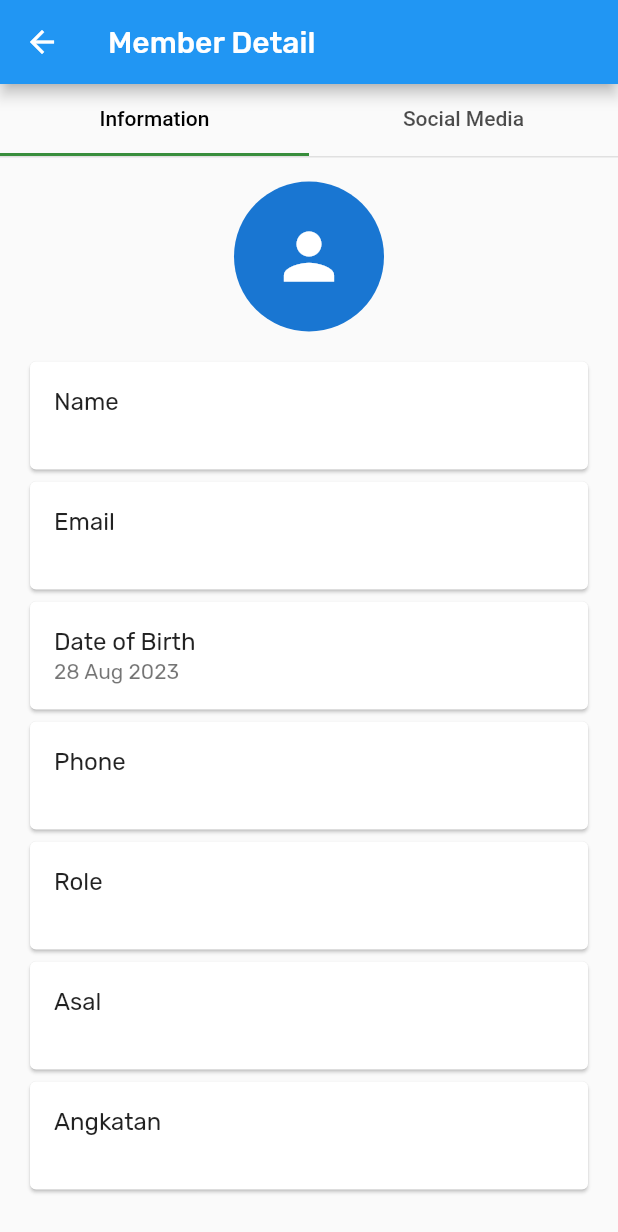
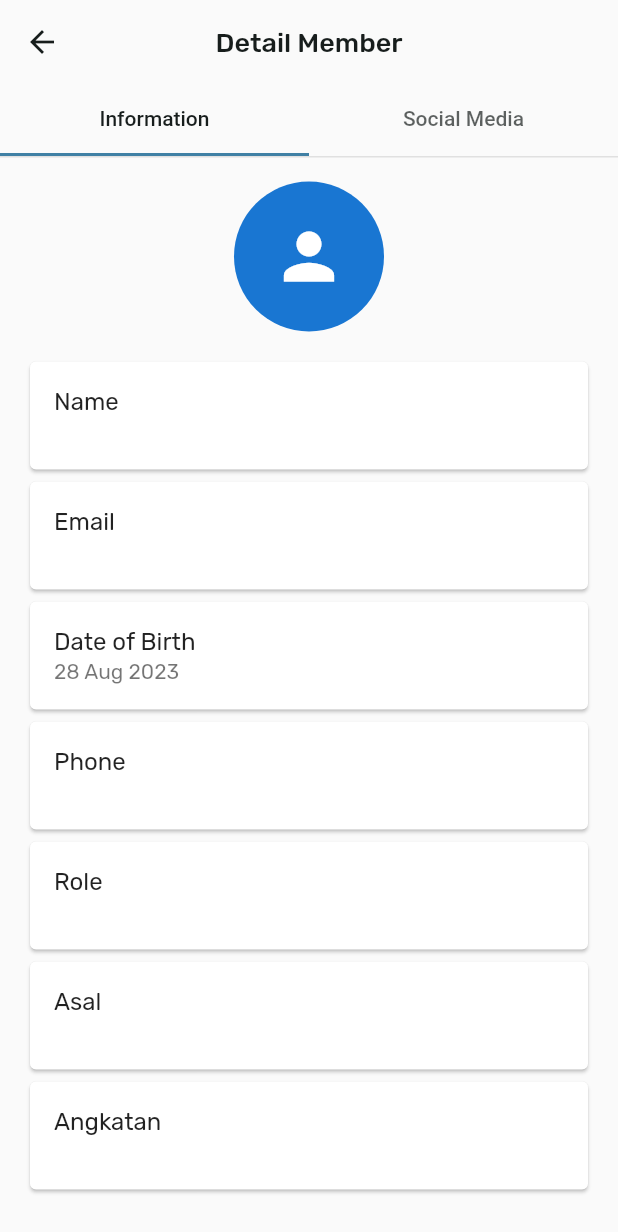
Before and after one commit to adambadruzz/mocap, a Flutter app: the DetailMemberView screen opened directly with empty values, on a phone screen of 412 x 824 dp. Shown: the top 1232 px of the screen. Run offline on Flutter 3.47's test engine with Material 2 defaults, Android fonts, the light colour scheme and no system bars; our stand-ins replace bottom_navy_bar, cached_network_image, cloud_firestore, dotted_border, firebase_auth, firebase_core and 6 more; accounts and stored records are empty; network calls fail.

Commit message:
Update member view

```diff
--- a/lib/constants.dart
+++ b/lib/constants.dart
@@ -8,7 +8,8 @@ const lightBlack = Color(0xFF666969);
 const extraDarkGreen = Color(0xFF245E56);
 const redDanger = Color(0xFFC75A4C);
 const extraLightGrey = Color(0xFFF6F6F6);
-const lightGreen = Color(0xFFFEDFCF5);
+const lightGreen = Color(0xFFEDFCF5);
+const lightGrey = Color(0xFFF6F6F6);
 
 // NEW FROM FIGMA
 // Color
--- /dev/null
+++ b/lib/global_widgets/app_bar.dart
@@ -0,0 +1,12 @@
+import 'package:flutter/material.dart';
+import 'package:mocap/constants.dart';
+
+AppBar appBar(String title) {
+  return AppBar(
+    backgroundColor: Colors.transparent,
+    elevation: 0,
+    title: Text(title, style: headline2),
+    centerTitle: true,
+    iconTheme: const IconThemeData(color: black),
+  );
+}
--- a/lib/view/detailmember_view.dart
+++ b/lib/view/detailmember_view.dart
@@ -1,6 +1,8 @@
 import 'package:flutter/material.dart';
 import 'package:cached_network_image/cached_network_image.dart';
 import 'package:intl/intl.dart';
+import 'package:mocap/constants.dart';
+import 'package:mocap/global_widgets/app_bar.dart';
 import '../models/member_model.dart';
 import 'package:url_launcher/url_launcher.dart';
 
@@ -12,9 +14,7 @@ class DetailMemberView extends StatelessWidget {
   @override
   Widget build(BuildContext context) {
     return Scaffold(
-      appBar: AppBar(
-        title: const Text('Member Detail'),
-      ),
+      appBar: appBar("Detail Member"),
       body: DefaultTabController(
         length: 2,
         child: Column(
@@ -23,10 +23,10 @@ class DetailMemberView extends StatelessWidget {
               decoration: BoxDecoration(
                 border: Border(bottom: BorderSide(color: Colors.grey.shade300)),
               ),
-              child: TabBar(
-                labelColor: Colors.black, // Mengubah warna teks menjadi hitam
-                indicatorColor: Colors.green.shade700,
-                tabs: const [
+              child: const TabBar(
+                labelColor: black, // Mengubah warna teks menjadi hitam
+                indicatorColor: blueFigma,
+                tabs: [
                   Tab(text: 'Information'),
                   Tab(text: 'Social Media'),
                 ],
@@ -45,7 +45,8 @@ class DetailMemberView extends StatelessWidget {
                             child: CircleAvatar(
                               radius: 50,
                               backgroundImage: member.photourl.isNotEmpty
-                                  ? CachedNetworkImageProvider(member.photourl) as ImageProvider<Object>?
+                                  ? CachedNetworkImageProvider(member.photourl)
+                                      as ImageProvider<Object>?
                                   : null,
                               child: member.photourl.isEmpty
                                   ? const Icon(Icons.person, size: 50)
@@ -68,7 +69,8 @@ class DetailMemberView extends StatelessWidget {
                           Card(
                             child: ListTile(
                               title: const Text('Date of Birth'),
-                              subtitle: Text(_formatDateOfBirth(member.dob) ?? 'N/A'),
+                              subtitle:
+                                  Text(_formatDateOfBirth(member.dob) ?? 'N/A'),
                             ),
                           ),
                           Card(
@@ -113,7 +115,8 @@ class DetailMemberView extends StatelessWidget {
                             child: CircleAvatar(
                               radius: 50,
                               backgroundImage: member.photourl.isNotEmpty
-                                  ? CachedNetworkImageProvider(member.photourl) as ImageProvider<Object>?
+                                  ? CachedNetworkImageProvider(member.photourl)
+                                      as ImageProvider<Object>?
                                   : null,
                               child: member.photourl.isEmpty
                                   ? const Icon(Icons.person, size: 50)
@@ -132,8 +135,7 @@ class DetailMemberView extends StatelessWidget {
                             ),
                             onTap: () {
                               final phoneNumber = member.phone;
-                              final whatsappUrl =
-                                  'https://wa.me/$phoneNumber';
+                              final whatsappUrl = 'https://wa.me/$phoneNumber';
                               _launchUrl(whatsappUrl);
                             },
                           ),
@@ -198,7 +200,6 @@ class DetailMemberView extends StatelessWidget {
           ],
         ),
       ),
-
     );
   }
 
--- a/lib/view/profile_view.dart
+++ b/lib/view/profile_view.dart
@@ -15,7 +15,6 @@ import '../viewmodel/navbar_viewmodel.dart';
 import '../viewmodel/profile_viewmodel.dart';
 import '../viewmodel/updateprofile_viewmodel.dart';
 import 'login_view.dart';
-import 'navbar_view.dart';
 import 'package:url_launcher/url_launcher.dart';
 
 class ProfileView extends StatefulWidget {
```
Also changed, not shown: lib/view/course_view.dart (+17 -11 lines), lib/view/coursemenu_view.dart (+10 -6 lines), lib/view/home_view.dart (+5 -5 lines), lib/view/member_view.dart (+41 -35 lines), lib/viewmodel/member_viewmodel.dart (+4 -3 lines), pubspec.lock.
